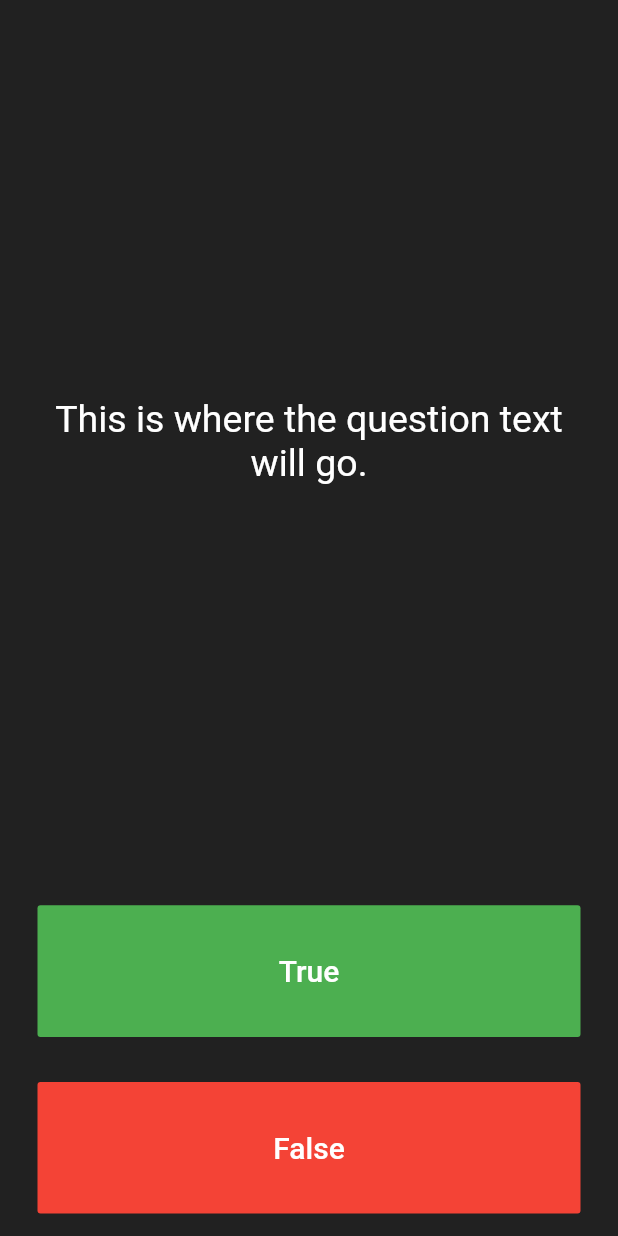
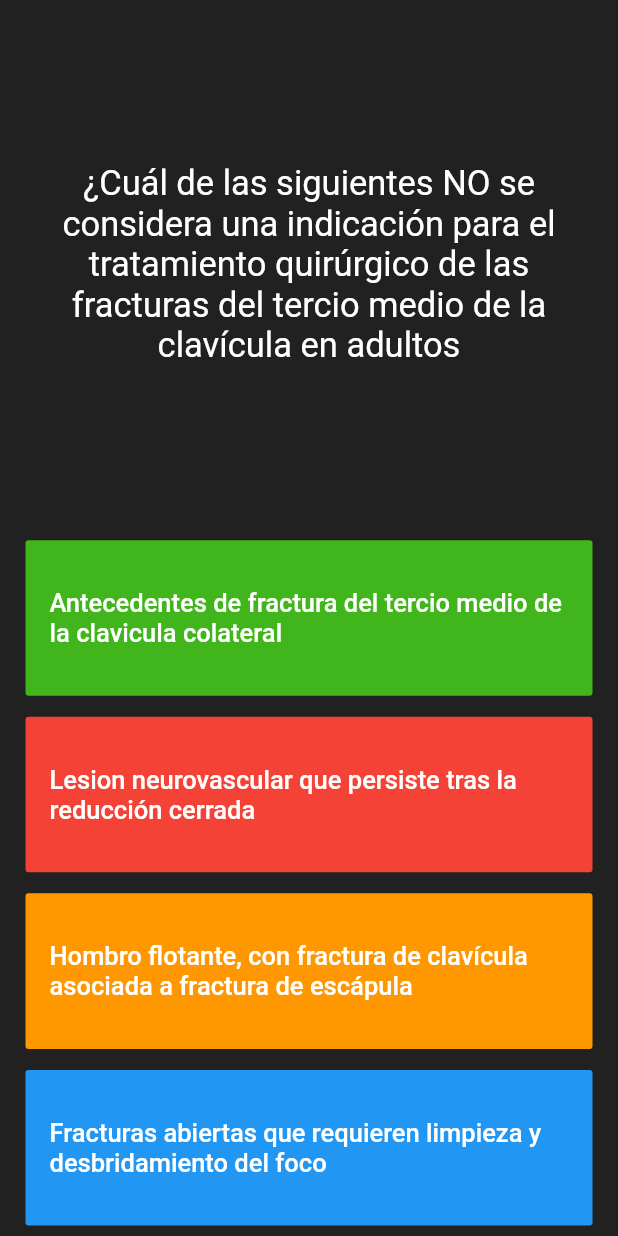
Before and after one commit to CesarSainz/quizzler_flutter, a Flutter app: the screen it shows after launch, on a phone screen of 412 x 824 dp. Run offline on Flutter 3.47's test engine with Material 2 defaults, Android fonts, the phone set to English and light mode, and no system bars; our stand-ins replace rflutter_alert.

Commit message:
Medschool questions
Functional demo with medschool questions in spanish, 4 options

```diff
--- a/lib/main.dart
+++ b/lib/main.dart
@@ -1,4 +1,11 @@
+import 'package:flutter/cupertino.dart';
 import 'package:flutter/material.dart';
+import 'dart:math';
+import 'question.dart';
+import 'options.dart';
+import 'optiondata.dart';
+import 'questionList.dart';
+import 'package:rflutter_alert/rflutter_alert.dart';
 
 void main() => runApp(Quizzler());
 
@@ -28,32 +35,87 @@ class QuizPage extends StatefulWidget {
 
 class _QuizPageState extends State<QuizPage> {
 
+  //Icons
   static Icon correctAnswer = Icon(Icons.check,color: Colors.green);
   static Icon wrongAnswer = Icon(Icons.close,color: Colors.red);
 
+
+
+
   List<Icon> scoreKeeper = [];
-  List<String> questionList = [];
+  final double buttonPadding = 7.0;
+  final double buttonFontSize = 17.0;
+  final quizList = QuizList();
+
+
+
+
+  void correctOption(i){
+
+    int storeCurrentAnswer = quizList.getQuestionAnswer();
+
+    if(quizList.getQuestionNumber() >= quizList.getAllQuestions().length-1){
+
+      if(storeCurrentAnswer == i){
+        scoreKeeper.add(correctAnswer);
+      }
+      else{
+        scoreKeeper.add(wrongAnswer);
+      }
+
+      int result = 0;
+      for(int i=0;i<scoreKeeper.length-1;i++){
+        if(scoreKeeper[i] == correctAnswer){
+          result++;
+        }
+        else{
+          continue;
+        }
+
+      }
+      Alert(
+        context: context,
+        title: "¡Quiz terminado!",
+        desc: "Tu resultado es de $result.",
+      ).show();
+
+      setState(() {
+      quizList.AlertReset();
+      scoreKeeper = [];
+      });
+    }
+    else{
+
+      print(quizList.getAllQuestions().length);
+      if(storeCurrentAnswer == i){
+        scoreKeeper.add(correctAnswer);
+      }
+      else{
+        scoreKeeper.add(wrongAnswer);
+      }
+      quizList.nextQuestion();
+  }
+  }
+
+
 
 
   @override
   Widget build(BuildContext context) {
-
-
-
     return Column(
       mainAxisAlignment: MainAxisAlignment.spaceBetween,
       crossAxisAlignment: CrossAxisAlignment.stretch,
       children: <Widget>[
         Expanded(
-          flex: 5,
+          flex: 3,
           child: Padding(
             padding: EdgeInsets.all(10.0),
             child: Center(
               child: Text(
-                'This is where the question text will go.',
+                quizList.getQuestionText(),
                 textAlign: TextAlign.center,
                 style: TextStyle(
-                  fontSize: 25.0,
+                  fontSize: 23.0,
                   color: Colors.white,
                 ),
               ),
@@ -62,20 +124,20 @@ class _QuizPageState extends State<QuizPage> {
         ),
         Expanded(
           child: Padding(
-            padding: EdgeInsets.all(15.0),
+            padding: EdgeInsets.all(buttonPadding),
             child: FlatButton(
-              textColor: Colors.white,
-              color: Colors.green,
+              textColor: Colors.green,
+              color: Color.fromRGBO(65, 182, 28, 100),
               child: Text(
-                'True',
+                optionList[quizList.getQuestionNumber()].questionOption1,
                 style: TextStyle(
                   color: Colors.white,
-                  fontSize: 20.0,
+                  fontSize: buttonFontSize,
                 ),
               ),
               onPressed: () {
                 setState(() {
-                scoreKeeper.add(correctAnswer);
+                  correctOption(1);
                 });//The user picked true.
               },
             ),
@@ -83,19 +145,61 @@ class _QuizPageState extends State<QuizPage> {
         ),
         Expanded(
           child: Padding(
-            padding: EdgeInsets.all(15.0),
+            padding: EdgeInsets.all(buttonPadding),
             child: FlatButton(
               color: Colors.red,
               child: Text(
-                'False',
+                optionList[quizList.getQuestionNumber()].questionOption2,
                 style: TextStyle(
-                  fontSize: 20.0,
+                  fontSize: buttonFontSize,
                   color: Colors.white,
                 ),
               ),
               onPressed: () {
                 setState(() {
-                    scoreKeeper.add(wrongAnswer);
+                  correctOption(2);
+                });
+                //The user picked false.
+              },
+            ),
+          ),
+        ),
+        Expanded(
+          child: Padding(
+            padding: EdgeInsets.all(buttonPadding),
+            child: FlatButton(
+              color: Colors.orange,
+              child: Text(
+                optionList[quizList.getQuestionNumber()].questionOption3,
+                style: TextStyle(
+                  fontSize: buttonFontSize,
+                  color: Colors.white,
+                ),
+              ),
+              onPressed: () {
+                setState(() {
+                  correctOption(3);
+                });
+                //The user picked false.
+              },
+            ),
+          ),
+        ),
+        Expanded(
+          child: Padding(
+            padding: EdgeInsets.all(buttonPadding),
+            child: FlatButton(
+              color: Colors.blue,
+              child: Text(
+                optionList[quizList.getQuestionNumber()].questionOption4,
+                style: TextStyle(
+                  fontSize: buttonFontSize,
+                  color: Colors.white,
+                ),
+              ),
+              onPressed: () {
+                setState(() {
+                  correctOption(4);
                 });
                 //The user picked false.
               },
--- /dev/null
+++ b/lib/optiondata.dart
@@ -0,0 +1,41 @@
+import 'options.dart';
+
+List<Options> optionList =[
+  Options(
+      o1:"Antecedentes de fractura del tercio medio de la clavicula colateral",
+      o2:"Lesion neurovascular que persiste tras la reducción cerrada",
+      o3:"Hombro flotante, con fractura de clavícula asociada a fractura de escápula",
+      o4:"Fracturas abiertas que requieren limpieza y desbridamiento del foco"),
+  Options(
+      o1:"Fractura en tallo verde en rado y cúbito",
+      o2:"Esguince de muñeca",
+      o3:"Fractura aislada de radio",
+      o4:"Fractura espiroidea larga de cúbito aislada"),
+  Options(
+      o1:"Ligamento colateral peroneo, ligamento cruzado posterior y menisco lateral",
+      o2:"Ligamento colateral tibial, ligamento cruzado anterior y menisco medial",
+      o3:"Ligamento colateral tibial, ligamento cruzado posterior y cruzado anterior",
+      o4:"Ligamento cruzado anterior, ligamento cruzado posterior y menisco medial"),
+  Options(
+      o1:"Disminución entre los espacios intervertebrales",
+      o2:"Aumento entre los espacios interbertebrales",
+      o3:"Prominencia lateral del disco intervertebral",
+      o4:"Subluxación anterior de un cuerpo vertebral sobre otro"),
+  Options(
+      o1:"Coxa vara",
+      o2:"Desplazamiento",
+      o3:"Necrosis avascular",
+      o4:"Rigidez de la articulación coxofemoral"),
+  Options(
+      o1:"Enfermedad de Leg-Calve-Perthes",
+      o2:"Enfermedad de Biount",
+      o3:"Enfermedad de Seever",
+      o4:"Enfermedad de Osgood-Schlater"
+  ),
+  Options(
+      o1:"",
+      o2:"",
+      o3:"",
+      o4:""
+  ),
+];
--- /dev/null
+++ b/lib/question.dart
@@ -0,0 +1,9 @@
+class Question{
+  String questionText = "";
+  int questionAnswer = 0;
+
+  Question({required String q, required int a}){
+    questionText = q;
+    questionAnswer = a;
+  }
+}
--- /dev/null
+++ b/lib/questionList.dart
@@ -0,0 +1,74 @@
+import 'package:flutter/cupertino.dart';
+import 'question.dart';
+import 'main.dart';
+import 'package:rflutter_alert/rflutter_alert.dart';
+
+class QuizList{
+
+  int _questionNumber = 0;
+  final List<Question> _questionList = [
+    Question(
+        q: "¿Cuál de las siguientes NO se considera una indicación para el tratamiento quirúrgico de las fracturas del tercio medio de la clavícula en adultos",
+        a: 1
+    ),
+    Question(
+        q: "Niño de 7 años de edad que acude al servicio de urgencias del hospital tras caída en unas camas elásticas",
+        a: 1
+    ),
+    Question(
+        q:"Después de un fuerte golpe en la rodilla y sobre todo si la extremidad inferior afectada está apoyando sobre el suelo, puede llegar a producirse la llamada triada desgraciada que afecta a tres elementos de los componentes anatomicos de la articulación de la rodilla, ¿Cuales son éstos?",
+        a: 2
+    ),
+    Question(
+        q:"¿Cómo describe la espondiololistesis?",
+        a: 4
+    ),
+    Question(
+        q:"¿Cuál es la complicación más grave de las fracturas del cuello femoral?",
+        a: 3
+    ),
+    Question(
+        q:"¿Cuál de las siguientes es una osteocondrosis de la cadera?",
+        a: 1
+    )
+  ];
+
+  void nextQuestion(){
+    if(_questionNumber<_questionList.length-1) {
+      _questionNumber++;
+    }
+    else{
+
+    }
+  }
+
+  AlertReset(){
+    _questionNumber = 0;
+  }
+
+  getQuestionText(){
+    return _questionList[_questionNumber].questionText;
+  }
+
+  getQuestionAnswer(){
+    return _questionList[_questionNumber].questionAnswer;
+  }
+
+  getAllQuestions(){
+    return _questionList;
+  }
+
+  getQuestionNumber(){
+    return _questionNumber;
+  }
+
+  isFinished(){
+    if(_questionNumber == _questionList.length){
+      return true;
+    }
+    return false;
+  }
+
+
+
+}
--- a/pubspec.yaml
+++ b/pubspec.yaml
@@ -34,6 +34,7 @@ dependencies:
   # The following adds the Cupertino Icons font to your application.
   # Use with the CupertinoIcons class for iOS style icons.
   cupertino_icons: ^1.0.2
+  rflutter_alert: ^2.0.4
 
 dev_dependencies:
   flutter_test:
```
Also changed, not shown: lib/options.dart (added, +14 -0 lines), pubspec.lock.
